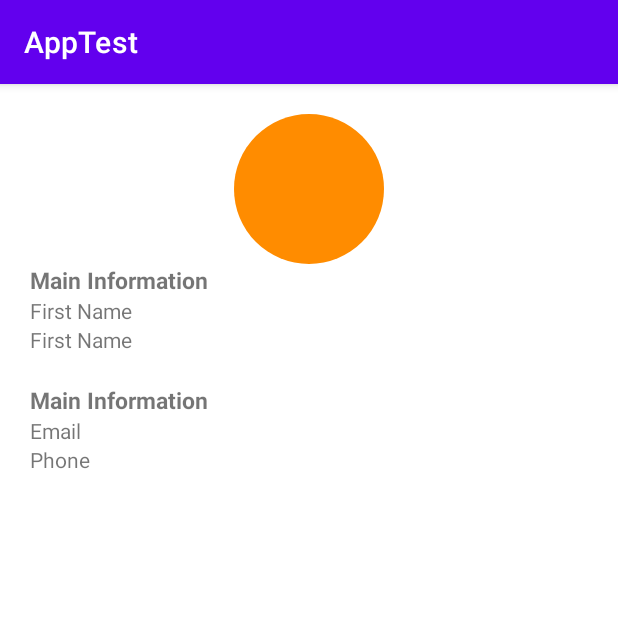
After one commit to Afdhal2910/AppTest, an Android app: the MainActivity2 screen opened directly, with no data from a screen before it, on a phone screen of 412 x 824 dp, the top half of it. The commit adds this screen. Run offline under Robolectric (Android 15) with nearby library versions, the phone set to English and light mode, and no system bars.

Commit message:
end commit

```diff
--- a/app/build.gradle
+++ b/app/build.gradle
@@ -42,4 +42,7 @@ dependencies {
     testImplementation 'junit:junit:4.+'
     androidTestImplementation 'androidx.test.ext:junit:1.1.2'
     androidTestImplementation 'androidx.test.espresso:espresso-core:3.3.0'
+    implementation 'com.google.code.gson:gson:2.8.5'
+    implementation 'com.squareup.retrofit2:retrofit:2.4.0'
+    implementation 'com.squareup.retrofit2:converter-gson:2.4.0'
 }
--- a/app/src/main/AndroidManifest.xml
+++ b/app/src/main/AndroidManifest.xml
@@ -9,6 +9,11 @@
         android:roundIcon="@mipmap/ic_launcher_round"
         android:supportsRtl="true"
         android:theme="@style/Theme.AppTest">
+        <activity android:name=".MainActivity2"></activity>
+        <!--
+               Set to true if your app is Standalone, that is, it does not require the handheld
+               app to run.
+        -->
         <activity android:name=".MainActivity">
             <intent-filter>
                 <action android:name="android.intent.action.MAIN" />
--- /dev/null
+++ b/app/src/main/java/com/emg/apptest/MainActivity2.kt
@@ -0,0 +1,47 @@
+package com.emg.apptest
+
+import androidx.appcompat.app.AppCompatActivity
+import android.os.Bundle
+import android.util.Log
+import android.widget.ListView
+import android.widget.TextView
+
+class MainActivity2 : AppCompatActivity() {
+
+    var mFirstName:String? = ""
+    var mLastName:String? = ""
+    var mEmail:String? = ""
+    var mPhone:String? = ""
+
+    lateinit var firstName: TextView
+    lateinit var lastName: TextView
+    lateinit var email: TextView
+    lateinit var phone: TextView
+
+
+
+    override fun onCreate(savedInstanceState: Bundle?) {
+        super.onCreate(savedInstanceState)
+        setContentView(R.layout.activity_main2)
+
+        firstName = findViewById<TextView>(R.id.first_name_tv)
+        lastName = findViewById<TextView>(R.id.last_name_tv)
+        email = findViewById<TextView>(R.id.email_tv)
+        phone = findViewById<TextView>(R.id.phone_tv)
+
+        val bundle:Bundle? = intent.extras
+        if(bundle!=null){
+            mFirstName = bundle.getString("first_name")
+            mLastName = bundle.getString("last_name")
+            mEmail = bundle.getString("email")
+            mPhone = bundle.getString("phone")
+
+            Log.d("JADI", mFirstName.toString())
+
+            firstName.text = "First Name = " + mFirstName
+            lastName.text = "Last Name = " + mLastName
+            email.text = "Email = " + mEmail
+            phone.text = "Phone = " + mPhone
+        }
+    }
+}
--- /dev/null
+++ b/app/src/main/res/drawable/circle.xml
@@ -0,0 +1,6 @@
+<shape
+    xmlns:android="http://schemas.android.com/apk/res/android"
+    android:shape="oval">
+    <solid android:color="#ff8c00"/>
+<!--    <stroke android:width="3dp" android:color="#3d3df5" />-->
+</shape>
--- /dev/null
+++ b/app/src/main/res/layout/activity_main2.xml
@@ -0,0 +1,59 @@
+<?xml version="1.0" encoding="utf-8"?>
+<LinearLayout xmlns:android="http://schemas.android.com/apk/res/android"
+    xmlns:app="http://schemas.android.com/apk/res-auto"
+    xmlns:tools="http://schemas.android.com/tools"
+    android:layout_width="match_parent"
+    android:layout_height="match_parent"
+    tools:context=".MainActivity2"
+    android:orientation="vertical"
+    android:layout_margin="20dp">
+
+    <ImageView
+        android:layout_width="100dp"
+        android:layout_height="100dp"
+        android:background="@drawable/circle"
+        android:layout_gravity="center_horizontal"/>
+
+    <TextView
+        android:layout_width="wrap_content"
+        android:layout_height="wrap_content"
+        android:text="Main Information"
+        android:textSize="15dp"
+        android:textStyle="bold"/>
+
+    <TextView
+        android:id="@+id/first_name_tv"
+        android:layout_width="wrap_content"
+        android:layout_height="wrap_content"
+        android:text="First Name"/>
+
+    <TextView
+        android:id="@+id/last_name_tv"
+        android:layout_width="wrap_content"
+        android:layout_height="wrap_content"
+        android:text="First Name"/>
+
+    <TextView
+        android:layout_width="wrap_content"
+        android:layout_height="wrap_content"
+        android:layout_marginTop="20dp"
+        android:text="Main Information"
+        android:textSize="15dp"
+        android:textStyle="bold"/>
+
+    <TextView
+        android:id="@+id/email_tv"
+        android:layout_width="wrap_content"
+        android:layout_height="wrap_content"
+        android:text="Email"/>
+
+    <TextView
+        android:id="@+id/phone_tv"
+        android:layout_width="wrap_content"
+        android:layout_height="wrap_content"
+        android:text="Phone"/>
+
+
+
+
+</LinearLayout>
--- /dev/null
+++ b/app/src/main/res/values-round/strings.xml
@@ -0,0 +1,3 @@
+<resources>
+    <string name="hello_world">Hello Round World!</string>
+</resources>
--- a/app/src/main/res/values/strings.xml
+++ b/app/src/main/res/values/strings.xml
@@ -1,3 +1,9 @@
 <resources>
     <string name="app_name">AppTest</string>
+    <string name="title_activity_screen2">Screen2Activity</string>
+    <!--
+    This string is used for square devices and overridden by hello_world in
+    values-round/strings.xml for round devices.
+    -->
+    <string name="hello_world">Hello Square World!</string>
 </resources>
```
Also changed, not shown: app/src/main/assets/data.json (added, +142 -0 lines), app/src/main/java/com/emg/apptest/MainActivity.kt (+58 -1 lines), app/src/main/res/layout/activity_main.xml (+6 -10 lines), app/src/main/res/layout/row_name.xml (added, +20 -0 lines), app/src/main/res/values/dimens.xml (added, +15 -0 lines).
